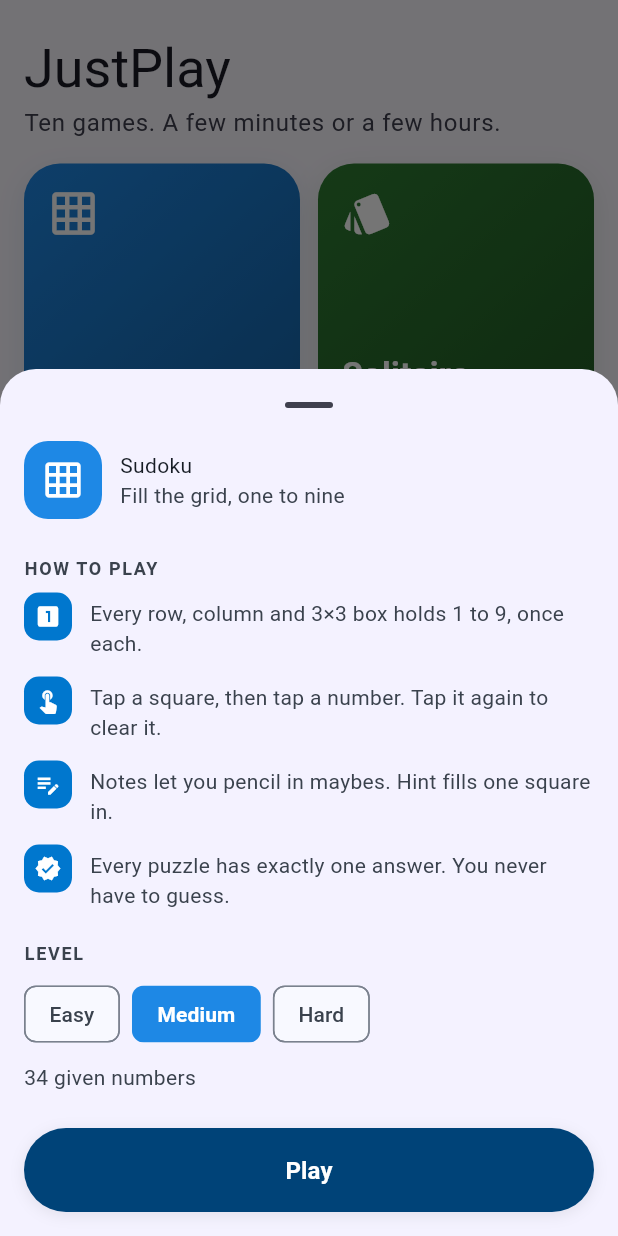
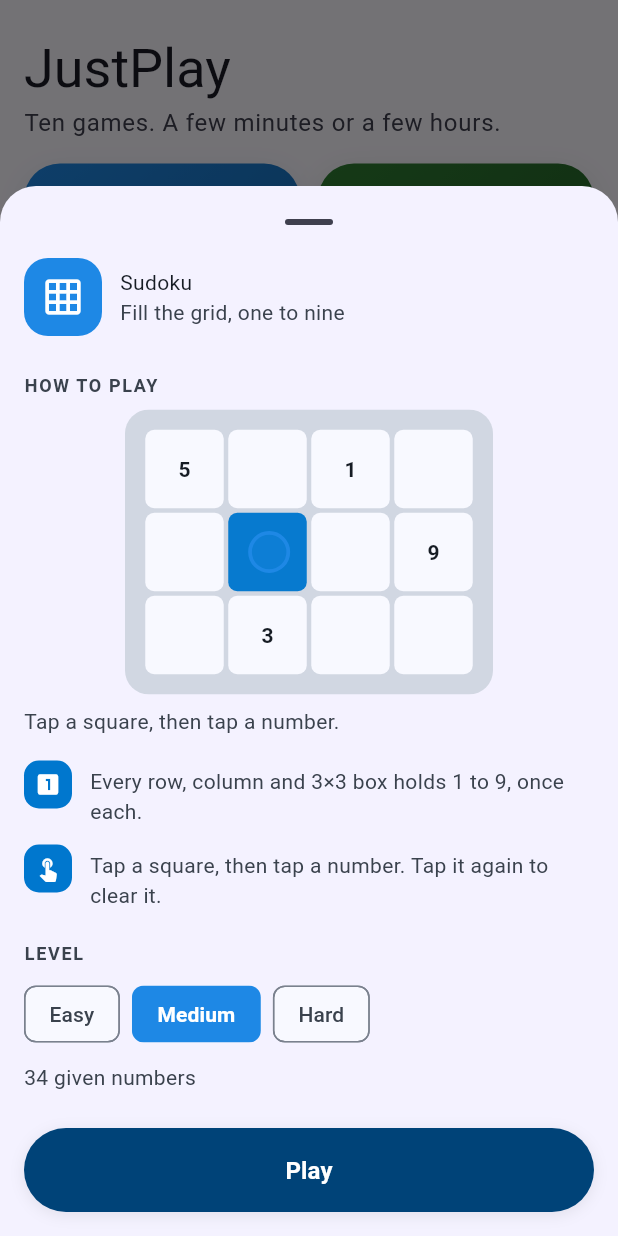
Before and after one commit to Notcommon-trader/JustPlay, a Flutter app: the screen it shows after launch, after a tap on "Sudoku", on a phone screen of 412 x 824 dp. Run offline on Flutter 3.47's test engine with Material 3 defaults, Android fonts, the phone set to English and light mode, and no system bars; our stand-ins replace shared_preferences.

Commit message:
Show how each game is played instead of describing it
Written instructions get skipped - people look at a picture and then
try it - so the sheet now leads with a looping animation of the one
gesture each game is built on, and the prose drops from four paragraphs
to two lines.

The engine is data, not ten bespoke animations: a script is a handful of
keyframes naming cell colours and a finger position, and the renderer
tweens between them, so three frames read as a continuous drag. Ten
games are ten short scripts against one player. Demos take their game's
accent from the scheme, like everything else.

Sheet now fits a phone screen without scrolling, so Play is reachable
without reading past anything.

Two real fixes along the way. The demo had no size ceiling, so it grew
to whatever its aspect ratio demanded - fine on a phone, absurd on a
tablet, and an overflow on anything narrower. And the level chips used
Material's default selected colour, which in this palette is a
desaturated slate that reads as disabled rather than chosen.

Co-Authored-By: Claude Opus 5 <noreply@anthropic.com>

```diff
--- a/apps/timekiller/lib/catalogue.dart
+++ b/apps/timekiller/lib/catalogue.dart
@@ -2,6 +2,9 @@ import 'package:flutter/material.dart';
 import 'package:jp_core/jp_core.dart';
 import 'package:jp_games/jp_games.dart';
 import 'package:jp_ui/jp_ui.dart';
+
+import 'how_to_demo.dart';
+import 'how_to_scripts.dart';
 
 /// One step of a game's rules, as a player would be told them out loud.
 ///
@@ -45,6 +48,7 @@ class CatalogueEntry {
     required this.tagline,
     required this.icon,
     required this.colour,
+    required this.demo,
     required this.howToPlay,
     required this.levels,
   });
@@ -62,6 +66,16 @@ class CatalogueEntry {
   /// hue, which is exactly how it read.
   final Color colour;
 
+  /// Builds the looping animation that shows how the game is played.
+  ///
+  /// A function of the scheme rather than a fixed script, so a demo picks up its
+  /// game's accent the same way the board does.
+  ///
+  /// This carries the explaining. Written instructions get skipped — people look
+  /// at a picture and then try it — so the demo runs first and the text below it
+  /// is for anyone who wants the detail.
+  final DemoScript Function(ColorScheme scheme) demo;
+
   final List<HowToStep> howToPlay;
   final List<GameLevel> levels;
 
@@ -77,6 +91,7 @@ const List<CatalogueEntry> appCatalogue = [
     tagline: 'Fill the grid, one to nine',
     icon: Icons.grid_on,
     colour: Color(0xFF1E88E5),
+    demo: HowToScripts.sudoku,
     howToPlay: [
       HowToStep(
         icon: Icons.looks_one,
@@ -85,14 +100,6 @@ const List<CatalogueEntry> appCatalogue = [
       HowToStep(
         icon: Icons.touch_app,
         text: 'Tap a square, then tap a number. Tap it again to clear it.',
-      ),
-      HowToStep(
-        icon: Icons.edit_note,
-        text: 'Notes let you pencil in maybes. Hint fills one square in.',
-      ),
-      HowToStep(
-        icon: Icons.verified,
-        text: 'Every puzzle has exactly one answer. You never have to guess.',
       ),
     ],
     levels: [
@@ -118,6 +125,7 @@ const List<CatalogueEntry> appCatalogue = [
     tagline: 'Klondike, the way you remember it',
     icon: Icons.style,
     colour: Color(0xFF2E7D32),
+    demo: HowToScripts.solitaire,
     howToPlay: [
       HowToStep(
         icon: Icons.swap_vert,
@@ -127,14 +135,6 @@ const List<CatalogueEntry> appCatalogue = [
         icon: Icons.drag_indicator,
         text: 'Down the board, stack cards in falling order, alternating red '
             'and black.',
-      ),
-      HowToStep(
-        icon: Icons.touch_app,
-        text: 'Drag a card, or just tap it and it goes where it can.',
-      ),
-      HowToStep(
-        icon: Icons.refresh,
-        text: 'Tap the deck for a new card. Empty spaces take a king.',
       ),
     ],
     levels: [
@@ -155,6 +155,7 @@ const List<CatalogueEntry> appCatalogue = [
     tagline: 'Slide, merge, and keep going',
     icon: Icons.dialpad,
     colour: Color(0xFFF57C00),
+    demo: HowToScripts.game2048,
     howToPlay: [
       HowToStep(
         icon: Icons.swipe,
@@ -163,14 +164,6 @@ const List<CatalogueEntry> appCatalogue = [
       HowToStep(
         icon: Icons.merge_type,
         text: 'Two matching tiles that touch become one, worth double.',
-      ),
-      HowToStep(
-        icon: Icons.add_box,
-        text: 'A new tile appears after every move. Fill the board and it ends.',
-      ),
-      HowToStep(
-        icon: Icons.emoji_events,
-        text: 'Reach 2048. Then find out how much further you can push it.',
       ),
     ],
     levels: [
@@ -196,6 +189,7 @@ const List<CatalogueEntry> appCatalogue = [
     tagline: 'Clear the board, avoid the mines',
     icon: Icons.flag,
     colour: Color(0xFFE53935),
+    demo: HowToScripts.minesweeper,
     howToPlay: [
       HowToStep(
         icon: Icons.touch_app,
@@ -204,14 +198,6 @@ const List<CatalogueEntry> appCatalogue = [
       HowToStep(
         icon: Icons.pin,
         text: 'A number says how many mines touch that square.',
-      ),
-      HowToStep(
-        icon: Icons.flag,
-        text: 'Press and hold to plant a flag where you think a mine is.',
-      ),
-      HowToStep(
-        icon: Icons.check_circle,
-        text: 'Open every square that is not a mine to win.',
       ),
     ],
     levels: [
@@ -232,6 +218,7 @@ const List<CatalogueEntry> appCatalogue = [
     tagline: 'Find the hidden words',
     icon: Icons.search,
     colour: Color(0xFF00ACC1),
+    demo: HowToScripts.wordSearch,
     howToPlay: [
       HowToStep(
         icon: Icons.list_alt,
@@ -240,14 +227,6 @@ const List<CatalogueEntry> appCatalogue = [
       HowToStep(
         icon: Icons.swipe,
         text: 'Drag from the first letter to the last to select a word.',
-      ),
-      HowToStep(
-        icon: Icons.open_with,
-        text: 'Words run in any of eight directions — including backwards.',
-      ),
-      HowToStep(
-        icon: Icons.done_all,
-        text: 'Find them all. A wrong drag costs you nothing.',
       ),
     ],
     levels: [
@@ -268,6 +247,7 @@ const List<CatalogueEntry> appCatalogue = [
     tagline: 'Numbers in, picture out',
     icon: Icons.blur_linear,
     colour: Color(0xFF8E24AA),
+    demo: HowToScripts.nonogram,
     howToPlay: [
       HowToStep(
         icon: Icons.numbers,
@@ -276,14 +256,6 @@ const List<CatalogueEntry> appCatalogue = [
       HowToStep(
         icon: Icons.space_bar,
         text: '"3 1" means three filled, a gap, then one filled.',
-      ),
-      HowToStep(
-        icon: Icons.touch_app,
-        text: 'Tap to fill, tap again to mark it empty, again to clear.',
-      ),
-      HowToStep(
-        icon: Icons.psychology,
-        text: 'Every puzzle can be solved by logic alone. No guessing.',
       ),
     ],
     levels: [
@@ -304,6 +276,7 @@ const List<CatalogueEntry> appCatalogue = [
     tagline: 'Find every pair',
     icon: Icons.style_outlined,
     colour: Color(0xFFD81B60),
+    demo: HowToScripts.memory,
     howToPlay: [
       HowToStep(
         icon: Icons.touch_app,
@@ -312,10 +285,6 @@ const List<CatalogueEntry> appCatalogue = [
       HowToStep(
         icon: Icons.compare_arrows,
         text: 'Matching pair? It stays face up. Otherwise both turn back.',
-      ),
-      HowToStep(
-        icon: Icons.psychology_alt,
-        text: 'Remember where things were. Clear the board in the fewest turns.',
       ),
     ],
     levels: [
@@ -336,6 +305,7 @@ const List<CatalogueEntry> appCatalogue = [
     tagline: 'Get the tiles back in order',
     icon: Icons.apps,
     colour: Color(0xFF00897B),
+    demo: HowToScripts.slidingPuzzle,
     howToPlay: [
       HowToStep(
         icon: Icons.touch_app,
@@ -344,10 +314,6 @@ const List<CatalogueEntry> appCatalogue = [
       HowToStep(
         icon: Icons.sort,
         text: 'Put the numbers back in order, gap at the end.',
-      ),
-      HowToStep(
-        icon: Icons.verified,
-        text: 'Every shuffle can be solved. Fewer moves is better.',
       ),
     ],
     levels: [
@@ -368,6 +334,7 @@ const List<CatalogueEntry> appCatalogue = [
     tagline: 'Close more boxes than the computer',
     icon: Icons.border_all,
     colour: Color(0xFF43A047),
+    demo: HowToScripts.dotsAndBoxes,
     howToPlay: [
       HowToStep(
         icon: Icons.linear_scale,
@@ -376,10 +343,6 @@ const List<CatalogueEntry> appCatalogue = [
       HowToStep(
         icon: Icons.check_box,
         text: 'Draw a box\'s fourth side and you claim it.',
-      ),
-      HowToStep(
-        icon: Icons.replay,
-        text: 'Claim a box and you go again. Chains are where games are won.',
       ),
     ],
     levels: [
@@ -404,6 +367,7 @@ const List<CatalogueEntry> appCatalogue = [
     tagline: 'How fast are you, really?',
     icon: Icons.bolt,
     colour: Color(0xFFF9A825),
+    demo: HowToScripts.reaction,
     howToPlay: [
       HowToStep(
         icon: Icons.hourglass_empty,
@@ -412,10 +376,6 @@ const List<CatalogueEntry> appCatalogue = [
       HowToStep(
         icon: Icons.flash_on,
         text: 'Tap the instant it does. Faster scores higher.',
-      ),
-      HowToStep(
-        icon: Icons.block,
-        text: 'Tap too early and the round is gone. Patience counts.',
       ),
     ],
     levels: [
--- a/apps/timekiller/lib/game_sheet.dart
+++ b/apps/timekiller/lib/game_sheet.dart
@@ -3,6 +3,7 @@ import 'package:jp_framework/jp_framework.dart';
 import 'package:jp_ui/jp_ui.dart';
 
 import 'catalogue.dart';
+import 'how_to_demo.dart';
 import 'main.dart';
 
 /// Opens the sheet for [entry]: what the game is, how it is played, and at which
@@ -95,6 +96,13 @@ class _GameSheetState extends State<_GameSheet> {
 
               _SectionLabel('How to play', scheme: scheme),
               const SizedBox(height: JpSpace.sm),
+
+              // The animation first, and the words after. Written instructions
+              // get skipped — people look at a picture and try it — so the
+              // gesture is shown before it is described.
+              HowToDemo(script: entry.demo(scheme), accent: entry.colour),
+              const SizedBox(height: JpSpace.lg),
+
               for (final step in entry.howToPlay)
                 Padding(
                   padding: const EdgeInsets.only(bottom: JpSpace.md),
--- /dev/null
+++ b/apps/timekiller/lib/how_to_demo.dart
@@ -0,0 +1,245 @@
+import 'dart:async';
+
+import 'package:flutter/material.dart';
+import 'package:jp_ui/jp_ui.dart';
+
+/// One cell of a demo board at a given moment.
+class DemoCell {
+  const DemoCell(this.index, {this.fill, this.text, this.textColour});
+
+  /// Position in the demo grid, row-major.
+  final int index;
+
+  /// Null leaves the cell in its resting state.
+  final Color? fill;
+
+  final String? text;
+  final Color? textColour;
+}
+
+/// One keyframe: what the board looks like, and where the finger is.
+///
+/// The animation between frames is done for us — every cell is an implicitly
+/// animated box, so a cell that changes colour between frames slides to the new
+/// one, and a pointer that moves between frames travels there. That is what
+/// makes a four-frame script read as a gesture rather than a slideshow.
+class DemoFrame {
+  const DemoFrame({
+    this.cells = const [],
+    this.pointer,
+    this.duration = const Duration(milliseconds: 900),
+  });
+
+  final List<DemoCell> cells;
+
+  /// Fractional position across the board, 0–1 on each axis. Null hides the
+  /// finger, which is how a pause between gestures is expressed.
+  final Offset? pointer;
+
+  final Duration duration;
+}
+
+/// A looping demonstration of how a game is played.
+class DemoScript {
+  const DemoScript({
+    required this.columns,
+    required this.rows,
+    required this.frames,
+    this.caption,
+  });
+
+  final int columns;
+  final int rows;
+  final List<DemoFrame> frames;
+
+  /// One short line under the animation. The picture does the work; this only
+  /// names the gesture for anyone who wants it named.
+  final String? caption;
+}
+
+/// Plays a [DemoScript] on a loop.
+///
+/// Text instructions get skipped — people look at a picture and try it. This
+/// shows the actual gesture on a miniature of the actual board, so the thing a
+/// player sees here is the thing they are about to do.
+class HowToDemo extends StatefulWidget {
+  const HowToDemo({required this.script, required this.accent, super.key});
+
+  final DemoScript script;
+  final Color accent;
+
+  @override
+  State<HowToDemo> createState() => _HowToDemoState();
+}
+
+class _HowToDemoState extends State<HowToDemo> {
+  int _frame = 0;
+  Timer? _timer;
+
+  @override
+  void initState() {
+    super.initState();
+    _schedule();
+  }
+
+  @override
+  void dispose() {
+    // Without this the loop keeps firing after the sheet closes, against a
+    // disposed State.
+    _timer?.cancel();
+    super.dispose();
+  }
+
+  void _schedule() {
+    final frames = widget.script.frames;
+    _timer = Timer(frames[_frame].duration, () {
+      if (!mounted) return;
+      setState(() => _frame = (_frame + 1) % frames.length);
+      _schedule();
+    });
+  }
+
+  @override
+  Widget build(BuildContext context) {
+    final scheme = Theme.of(context).colorScheme;
+    final script = widget.script;
+    final frame = script.frames[_frame];
+
+    // Cells named in this frame; everything else rests.
+    final byIndex = {for (final cell in frame.cells) cell.index: cell};
+
+    return Column(
+      crossAxisAlignment: CrossAxisAlignment.start,
+      children: [
+        // Capped, and centred within the cap.
+        //
+        // Without a ceiling the board is as tall as its aspect ratio demands at
+        // whatever width it is given — fine on a phone, absurd on a tablet where
+        // the sheet is wide, and an overflow in anything narrower still. A demo
+        // is an illustration; it does not need to fill the screen.
+        Center(
+          child: ConstrainedBox(
+            constraints: const BoxConstraints(maxHeight: 190, maxWidth: 420),
+            child: ClipRRect(
+          borderRadius: JpRadius.md,
+          child: Container(
+            color: scheme.surfaceContainerHighest,
+            padding: const EdgeInsets.all(JpSpace.md),
+            child: AspectRatio(
+              aspectRatio: script.columns / script.rows,
+              child: LayoutBuilder(
+                builder: (context, constraints) {
+                  final cellWidth = constraints.maxWidth / script.columns;
+                  final cellHeight = constraints.maxHeight / script.rows;
+
+                  return Stack(
+                    clipBehavior: Clip.none,
+                    children: [
+                      Column(
+                        children: [
+                          for (var r = 0; r < script.rows; r++)
+                            Expanded(
+                              child: Row(
+                                children: [
+                                  for (var c = 0; c < script.columns; c++)
+                                    Expanded(
+                                      child: _Cell(
+                                        cell: byIndex[r * script.columns + c],
+                                        scheme: scheme,
+                                      ),
+                                    ),
+                                ],
+                              ),
+                            ),
+                        ],
+                      ),
+                      if (frame.pointer != null)
+                        AnimatedPositioned(
+                          duration: frame.duration,
+                          curve: JpCurve.standard,
+                          left: frame.pointer!.dx * script.columns * cellWidth -
+                              14,
+                          top: frame.pointer!.dy * script.rows * cellHeight - 14,
+                          child: _Finger(accent: widget.accent),
+                        ),
+                    ],
+                  );
+                },
+              ),
+            ),
+          ),
+            ),
+          ),
+        ),
+        if (script.caption != null) ...[
+          const SizedBox(height: JpSpace.sm),
+          Text(
+            script.caption!,
+            style: Theme.of(context).textTheme.bodyMedium?.copyWith(
+                  color: scheme.onSurfaceVariant,
+                ),
+          ),
+        ],
+      ],
+    );
+  }
+}
+
+class _Cell extends StatelessWidget {
+  const _Cell({required this.cell, required this.scheme});
+
+  final DemoCell? cell;
+  final ColorScheme scheme;
+
+  @override
+  Widget build(BuildContext context) {
+    return AnimatedContainer(
+      duration: JpDuration.normal,
+      curve: JpCurve.standard,
+      margin: const EdgeInsets.all(1.5),
+      decoration: BoxDecoration(
+        color: cell?.fill ?? scheme.surface,
+        borderRadius: JpRadius.xs,
+      ),
+      child: cell?.text == null
+          ? null
+          : Center(
+              child: FittedBox(
+                child: Padding(
+                  padding: const EdgeInsets.all(3),
+                  child: Text(
+                    cell!.text!,
+                    style: TextStyle(
+                      fontWeight: FontWeight.w700,
+                      color: cell!.textColour ?? scheme.onSurface,
+                    ),
+                  ),
+                ),
+              ),
+            ),
+    );
+  }
+}
+
+/// The pointer. A ring rather than a filled dot, so it never hides the cell it
+/// is pointing at — which would defeat the entire purpose.
+class _Finger extends StatelessWidget {
+  const _Finger({required this.accent});
+
+  final Color accent;
+
+  @override
+  Widget build(BuildContext context) {
+    return IgnorePointer(
+      child: Container(
+        width: 28,
+        height: 28,
+        decoration: BoxDecoration(
+          shape: BoxShape.circle,
+          color: accent.withValues(alpha: 0.25),
+          border: Border.all(color: accent, width: 2.5),
+        ),
+      ),
+    );
+  }
+}
```
Also changed, not shown: apps/timekiller/lib/how_to_scripts.dart (added, +387 -0 lines), 2 other files.
